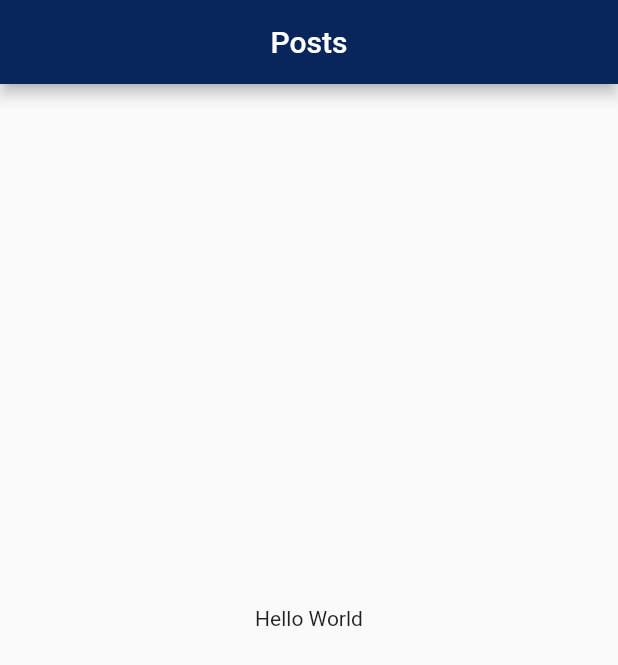
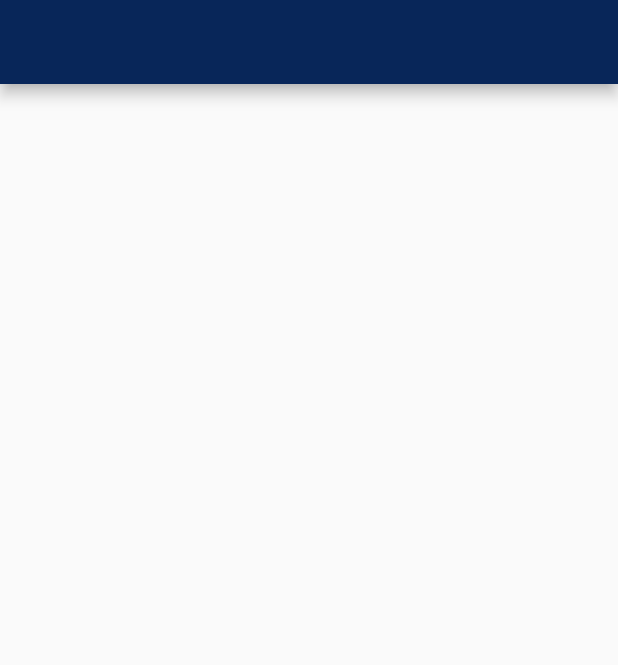
Before and after one commit to Mohamzeem/Posts-App-with-Clean-Architecture, a Flutter app: the screen it shows after launch, on a phone screen of 412 x 824 dp. Shown: the top 665 px of the screen. Run offline on Flutter 3.47's test engine with Material 2 defaults, Android fonts, the phone set to English and light mode, and no system bars; our stand-ins replace dartz, equatable, flutter_bloc, fluttertoast.

Commit message:
second commit

```diff
--- a/lib/features/posts/presentation/pages/posts_page.dart
+++ b/lib/features/posts/presentation/pages/posts_page.dart
@@ -1,23 +1,23 @@
 import 'package:flutter/material.dart';
+import 'package:posts/core/consts/app_colors.dart';
 
 class PostsScreen extends StatelessWidget {
   const PostsScreen({super.key});
 
   @override
   Widget build(BuildContext context) {
-    return SafeArea(
-      child: Scaffold(
-        extendBodyBehindAppBar: true,
-        extendBody: true,
-        appBar: AppBar(
-          title: const Text('Posts'),
+    return Scaffold(
+      appBar: AppBar(
+        title: const Text(
+          'Posts',
+          style: TextStyle(
+              color: AppColors.kPrimary,
+              fontSize: 25,
+              fontWeight: FontWeight.w600),
         ),
-        body: Center(
-          // ignore: avoid_unnecessary_containers
-          child: Container(
-            child: const Text('Hello World'),
-          ),
-        ),
+      ),
+      body: Stack(
+        children: [],
       ),
     );
   }
```
